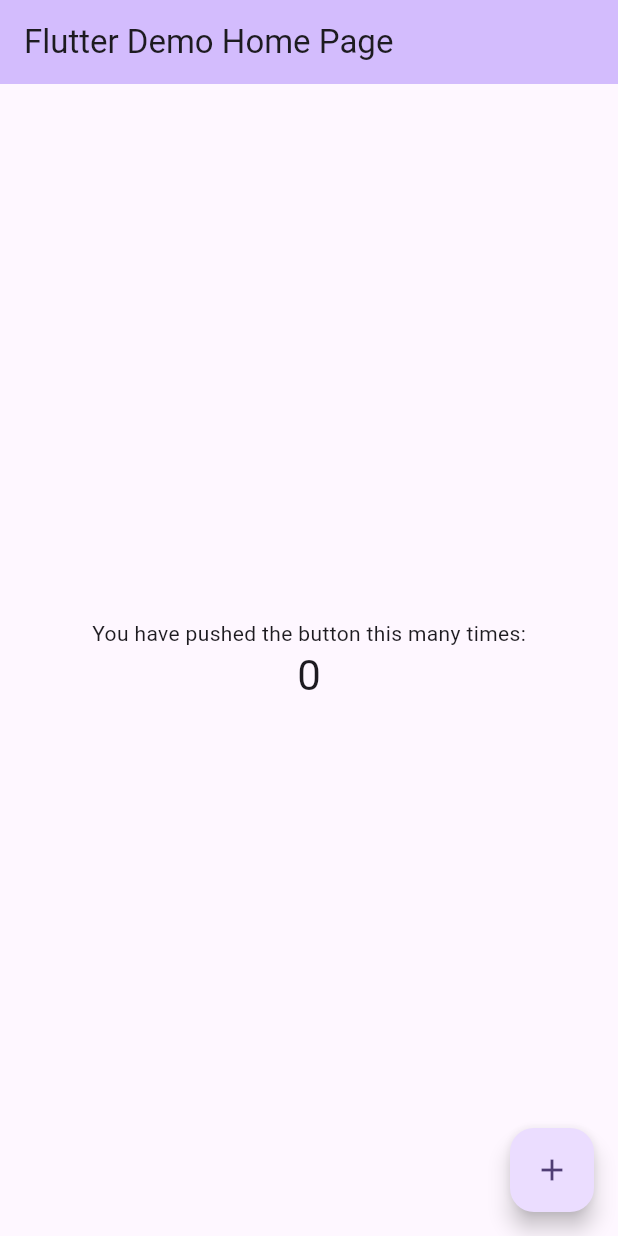
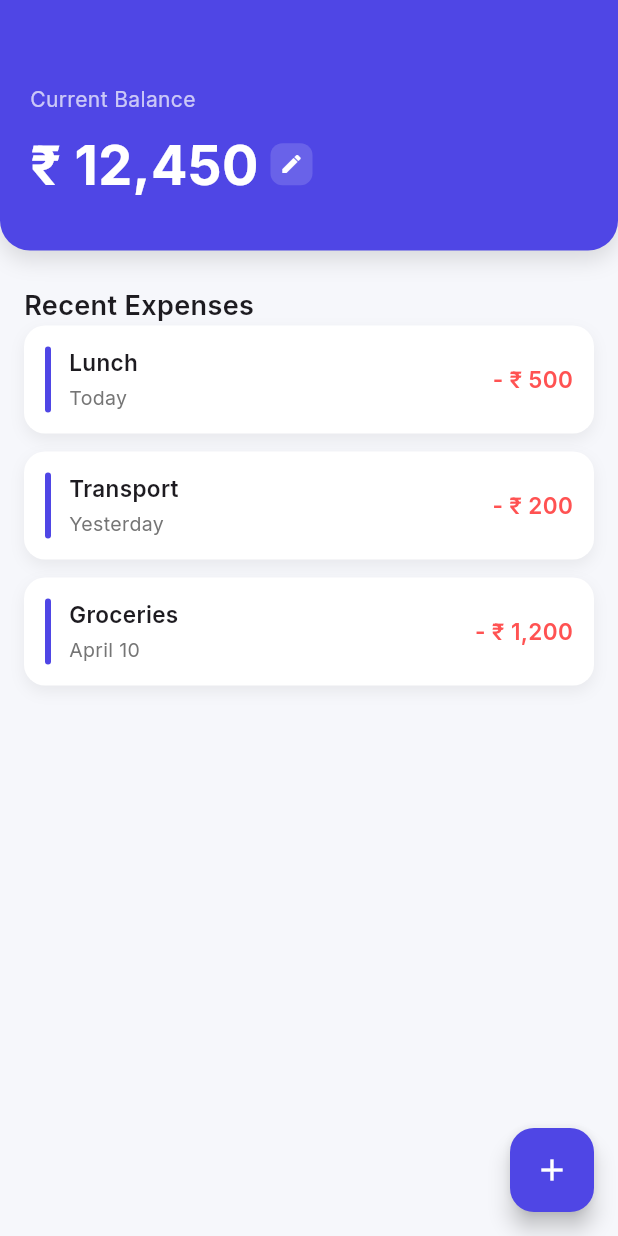
Before and after one commit to Nissan-Shrestha/Expense-tracker-app, a Flutter app: the screen it shows after launch, on a phone screen of 412 x 824 dp. Run offline on Flutter 3.47's test engine with Material 3 defaults, Android fonts, the phone set to English and light mode, and no system bars; our stand-ins replace google_fonts.

Commit message:
initial homescreen ui

```diff
--- a/lib/main.dart
+++ b/lib/main.dart
@@ -1,3 +1,4 @@
+import 'package:expense_tracker_app/screens/home/home_screen.dart';
 import 'package:flutter/material.dart';
 
 void main() {
@@ -7,116 +8,11 @@ void main() {
 class MyApp extends StatelessWidget {
   const MyApp({super.key});
 
-  // This widget is the root of your application.
   @override
   Widget build(BuildContext context) {
-    return MaterialApp(
-      title: 'Flutter Demo',
-      theme: ThemeData(
-        // This is the theme of your application.
-        //
-        // TRY THIS: Try running your application with "flutter run". You'll see
-        // the application has a purple toolbar. Then, without quitting the app,
-        // try changing the seedColor in the colorScheme below to Colors.green
-        // and then invoke "hot reload" (save your changes or press the "hot
-        // reload" button in a Flutter-supported IDE, or press "r" if you used
-        // the command line to start the app).
-        //
-        // Notice that the counter didn't reset back to zero; the application
-        // state is not lost during the reload. To reset the state, use hot
-        // restart instead.
-        //
-        // This works for code too, not just values: Most code changes can be
-        // tested with just a hot reload.
-        colorScheme: ColorScheme.fromSeed(seedColor: Colors.deepPurple),
-      ),
-      home: const MyHomePage(title: 'Flutter Demo Home Page'),
+    return const MaterialApp(
+      debugShowCheckedModeBanner: false,
+      home: HomeScreen(),
     );
   }
 }
-
-class MyHomePage extends StatefulWidget {
-  const MyHomePage({super.key, required this.title});
-
-  // This widget is the home page of your application. It is stateful, meaning
-  // that it has a State object (defined below) that contains fields that affect
-  // how it looks.
-
-  // This class is the configuration for the state. It holds the values (in this
-  // case the title) provided by the parent (in this case the App widget) and
-  // used by the build method of the State. Fields in a Widget subclass are
-  // always marked "final".
-
-  final String title;
-
-  @override
-  State<MyHomePage> createState() => _MyHomePageState();
-}
-
-class _MyHomePageState extends State<MyHomePage> {
-  int _counter = 0;
-
-  void _incrementCounter() {
-    setState(() {
-      // This call to setState tells the Flutter framework that something has
-      // changed in this State, which causes it to rerun the build method below
-      // so that the display can reflect the updated values. If we changed
-      // _counter without calling setState(), then the build method would not be
-      // called again, and so nothing would appear to happen.
-      _counter++;
-    });
-  }
-
-  @override
-  Widget build(BuildContext context) {
-    // This method is rerun every time setState is called, for instance as done
-    // by the _incrementCounter method above.
-    //
-    // The Flutter framework has been optimized to make rerunning build methods
-    // fast, so that you can just rebuild anything that needs updating rather
-    // than having to individually change instances of widgets.
-    return Scaffold(
-      appBar: AppBar(
-        // TRY THIS: Try changing the color here to a specific color (to
-        // Colors.amber, perhaps?) and trigger a hot reload to see the AppBar
-        // change color while the other colors stay the same.
-        backgroundColor: Theme.of(context).colorScheme.inversePrimary,
-        // Here we take the value from the MyHomePage object that was created by
-        // the App.build method, and use it to set our appbar title.
-        title: Text(widget.title),
-      ),
-      body: Center(
-        // Center is a layout widget. It takes a single child and positions it
-        // in the middle of the parent.
-        child: Column(
-          // Column is also a layout widget. It takes a list of children and
-          // arranges them vertically. By default, it sizes itself to fit its
-          // children horizontally, and tries to be as tall as its parent.
-          //
-          // Column has various properties to control how it sizes itself and
-          // how it positions its children. Here we use mainAxisAlignment to
-          // center the children vertically; the main axis here is the vertical
-          // axis because Columns are vertical (the cross axis would be
-          // horizontal).
-          //
-          // TRY THIS: Invoke "debug painting" (choose the "Toggle Debug Paint"
-          // action in the IDE, or press "p" in the console), to see the
-          // wireframe for each widget.
-          mainAxisAlignment: MainAxisAlignment.center,
-          children: <Widget>[
-            const Text('You have pushed the button this many times:'),
-            Text(
-              '$_counter',
-              style: Theme.of(context).textTheme.headlineMedium,
-            ),
-          ],
-        ),
-      ),
-      floatingActionButton: FloatingActionButton(
-        onPressed: _incrementCounter,
-        tooltip: 'Increment',
-        child: const Icon(Icons.add),
-      ), // This trailing comma makes auto-formatting nicer for build methods.
-    );
-  }
-}
--- /dev/null
+++ b/lib/screens/home/home_screen.dart
@@ -0,0 +1,76 @@
+import 'package:expense_tracker_app/widgets/balance_header.dart';
+import 'package:flutter/material.dart';
+import 'package:google_fonts/google_fonts.dart';
+
+import '../../widgets/expense_tile.dart';
+
+class HomeScreen extends StatelessWidget {
+  const HomeScreen({super.key});
+
+  static const Color primaryBlue = Color(0xFF4F46E5);
+
+  @override
+  Widget build(BuildContext context) {
+    return Scaffold(
+      backgroundColor: const Color(0xFFF6F7FB),
+      body: Column(
+        children: [
+          const BalanceHeader(),
+
+          Expanded(
+            child: Padding(
+              padding: const EdgeInsets.fromLTRB(16, 24, 16, 0),
+              child: Column(
+                crossAxisAlignment: CrossAxisAlignment.start,
+                children: [
+                  Text(
+                    'Recent Expenses',
+                    style: GoogleFonts.inter(
+                      fontSize: 18,
+                      fontWeight: FontWeight.w600,
+                    ),
+                  ),
+
+                  Expanded(
+                    child: ListView(
+                      children: const [
+                        ExpenseTile(
+                          title: 'Lunch',
+                          date: 'Today',
+                          amount: '- ₹ 500',
+                        ),
+                        ExpenseTile(
+                          title: 'Transport',
+                          date: 'Yesterday',
+                          amount: '- ₹ 200',
+                        ),
+                        ExpenseTile(
+                          title: 'Groceries',
+                          date: 'April 10',
+                          amount: '- ₹ 1,200',
+                        ),
+                      ],
+                    ),
+                  ),
+                ],
+              ),
+            ),
+          ),
+        ],
+      ),
+
+      floatingActionButton: FloatingActionButton(
+        backgroundColor: primaryBlue,
+        onPressed: () {
+          // Navigator.push(
+          //   context,
+          //   MaterialPageRoute(
+          //     builder: (_) => const AddExpenseScreen(),
+          //   ),
+          // );
+        },
+        child: const Icon(Icons.add, color: Colors.white),
+      ),
+    );
+  }
+}
--- /dev/null
+++ b/lib/widgets/balance_header.dart
@@ -0,0 +1,69 @@
+import 'package:flutter/material.dart';
+import 'package:google_fonts/google_fonts.dart';
+
+class BalanceHeader extends StatelessWidget {
+  const BalanceHeader({super.key});
+
+  static const Color primaryBlue = Color(0xFF4F46E5);
+
+  @override
+  Widget build(BuildContext context) {
+    return Container(
+      width: double.infinity,
+      padding: const EdgeInsets.fromLTRB(20, 56, 20, 32),
+      decoration: BoxDecoration(
+        color: primaryBlue,
+        borderRadius: const BorderRadius.only(
+          bottomLeft: Radius.circular(20),
+          bottomRight: Radius.circular(20),
+        ),
+        boxShadow: [
+          BoxShadow(
+            color: Colors.black.withOpacity(0.12),
+            blurRadius: 12,
+            offset: const Offset(0, 6),
+          ),
+        ],
+      ),
+      child: Column(
+        crossAxisAlignment: CrossAxisAlignment.start,
+        children: [
+          Text(
+            'Current Balance',
+            style: GoogleFonts.inter(color: Colors.white70, fontSize: 14),
+          ),
+          const SizedBox(height: 8),
+
+          Row(
+            crossAxisAlignment: CrossAxisAlignment.center,
+            children: [
+              Text(
+                '₹ 12,450',
+                style: GoogleFonts.inter(
+                  color: Colors.white,
+                  fontSize: 36,
+                  fontWeight: FontWeight.w700,
+                ),
+              ),
+              const SizedBox(width: 8),
+
+              GestureDetector(
+                onTap: () {
+                  // open edit balance bottom sheet (later)
+                },
+                child: Container(
+                  padding: const EdgeInsets.all(6),
+                  decoration: BoxDecoration(
+                    color: Colors.white.withOpacity(0.15),
+                    borderRadius: BorderRadius.circular(8),
+                  ),
+                  child: const Icon(Icons.edit, size: 16, color: Colors.white),
+                ),
+              ),
+            ],
+          ),
+        ],
+      ),
+    );
+  }
+}
--- /dev/null
+++ b/lib/widgets/expense_tile.dart
@@ -0,0 +1,84 @@
+import 'package:flutter/material.dart';
+import 'package:google_fonts/google_fonts.dart';
+
+class ExpenseTile extends StatelessWidget {
+  final String title;
+  final String date;
+  final String amount;
+
+  const ExpenseTile({
+    super.key,
+    required this.title,
+    required this.date,
+    required this.amount,
+  });
+
+  static const Color primaryBlue = Color(0xFF4F46E5);
+
+  @override
+  Widget build(BuildContext context) {
+    return Container(
+      margin: const EdgeInsets.only(bottom: 12),
+      padding: const EdgeInsets.all(14),
+      decoration: BoxDecoration(
+        color: Colors.white,
+        borderRadius: BorderRadius.circular(14),
+        boxShadow: [
+          BoxShadow(
+            color: Colors.black.withOpacity(0.06),
+            blurRadius: 8,
+            offset: const Offset(0, 4),
+          ),
+        ],
+      ),
+      child: Row(
+        children: [
+          // 🔵 LEFT ACCENT
+          Container(
+            width: 4,
+            height: 44,
+            decoration: BoxDecoration(
+              color: primaryBlue,
+              borderRadius: BorderRadius.circular(4),
+            ),
+          ),
+          const SizedBox(width: 12),
+
+          // TEXT
+          Expanded(
+            child: Column(
+              crossAxisAlignment: CrossAxisAlignment.start,
+              children: [
+                Text(
+                  title,
+                  style: GoogleFonts.inter(
+                    fontSize: 15,
+                    fontWeight: FontWeight.w600,
+                  ),
+                ),
+                const SizedBox(height: 4),
+                Text(
+                  date,
+                  style: GoogleFonts.inter(
+                    fontSize: 13,
+                    color: Colors.grey.shade600,
+                  ),
+                ),
+              ],
+            ),
+          ),
+
+          // AMOUNT
+          Text(
+            amount,
+            style: GoogleFonts.inter(
+              fontSize: 15,
+              fontWeight: FontWeight.w600,
+              color: Colors.redAccent,
+            ),
+          ),
+        ],
+      ),
+    );
+  }
+}
--- a/pubspec.yaml
+++ b/pubspec.yaml
@@ -34,6 +34,7 @@ dependencies:
   # The following adds the Cupertino Icons font to your application.
   # Use with the CupertinoIcons class for iOS style icons.
   cupertino_icons: ^1.0.8
+  google_fonts: ^8.0.1
 
 dev_dependencies:
   flutter_test:
```
Also changed, not shown: pubspec.lock, 1 other file.
